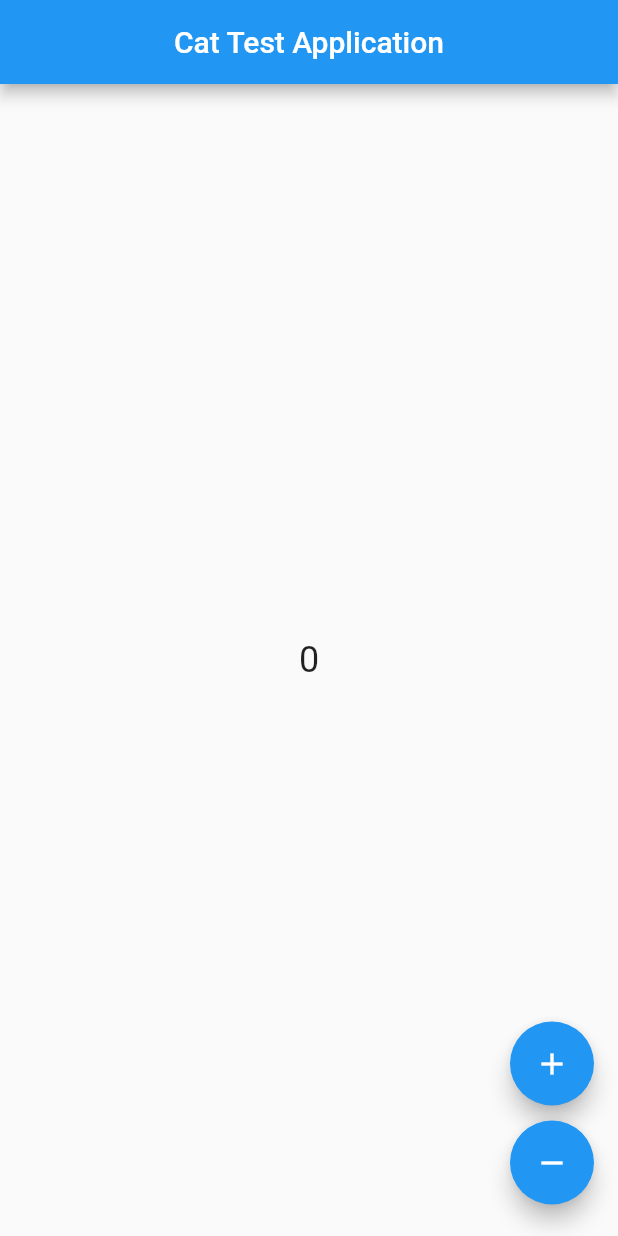
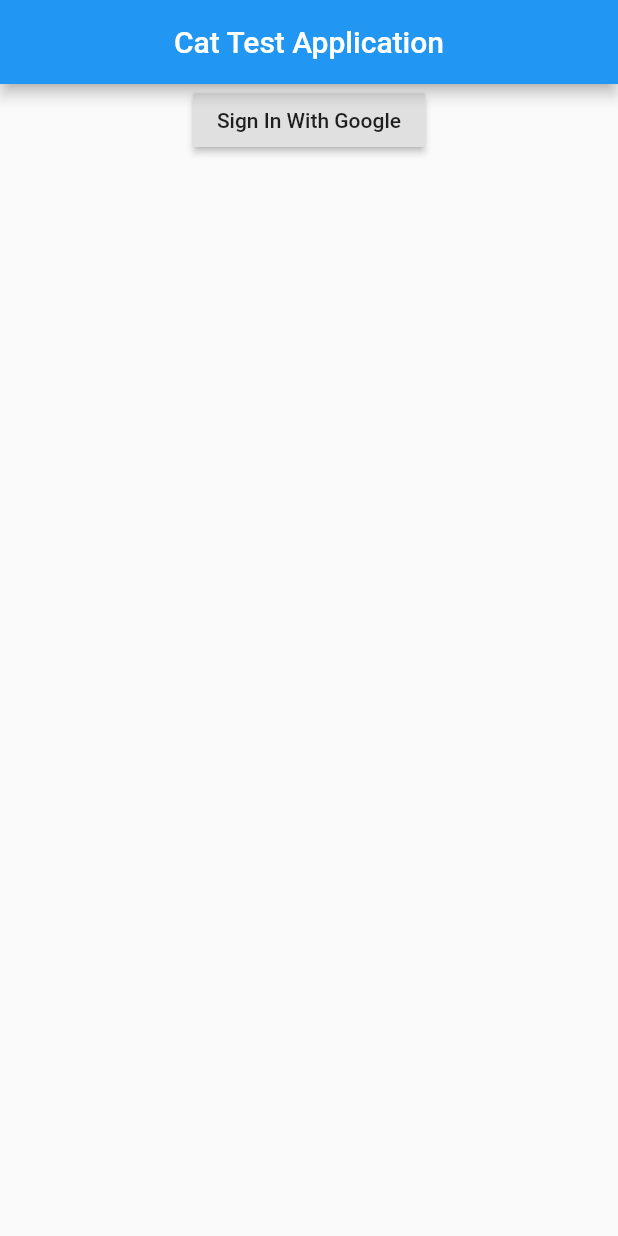
Before and after one commit to qwerty125zxc/flutter-test-app, a Flutter app: the screen it shows after launch, on a phone screen of 412 x 824 dp. Run offline on Flutter 3.47's test engine with Material 2 defaults, Android fonts, the phone set to English and light mode, and no system bars; our stand-ins replace bloc, flutter_bloc, google_sign_in.

Commit message:
add login with google (android & ios)

```diff
--- a/lib/src/app.dart
+++ b/lib/src/app.dart
@@ -1,7 +1,7 @@
 import 'package:flutter/material.dart';
 import 'package:flutter_bloc/flutter_bloc.dart';
 
-import 'blocs/counter_bloc.dart';
+import 'blocs/auth/auth_bloc.dart';
 import 'ui/index.dart';
 
 class Application extends StatelessWidget {
@@ -9,7 +9,7 @@ class Application extends StatelessWidget {
   Widget build(BuildContext context) {
     return MultiBlocProvider(
       providers: [
-        BlocProvider<CounterBloc>(builder: (BuildContext context) => CounterBloc()),
+        BlocProvider<AuthBloc>(builder: (BuildContext context) => AuthBloc()),
       ],
       child: MaterialApp(
         title: 'Cat Test Application',
--- /dev/null
+++ b/lib/src/blocs/auth/auth_bloc.dart
@@ -0,0 +1,28 @@
+import 'dart:async';
+
+import 'package:bloc/bloc.dart';
+import 'package:cat_test_application/src/user_repository.dart';
+
+enum AuthEvent { appStart, loadFacebook, loadGoogle}
+enum AuthState { uninitialized, loading, loggedInFacebook, loggedInGoogle }
+
+class AuthBloc extends Bloc<AuthEvent, AuthState> {
+
+  @override
+  AuthState get initialState => AuthState.uninitialized;
+
+  @override
+  Stream<AuthState> mapEventToState(AuthEvent event) async* {
+    switch (event) {
+      case AuthEvent.loadGoogle:
+        yield AuthState.loading;
+        await userRepository.signInwithGoogle();
+        yield AuthState.loggedInGoogle;
+        break;
+      case AuthEvent.loadFacebook:
+        break;
+      case AuthEvent.appStart:
+        break;
+    }
+  }
+}
--- /dev/null
+++ b/lib/src/blocs/auth/auth_event.dart
@@ -0,0 +1,7 @@
+import 'package:google_sign_in/google_sign_in.dart';
+
+abstract class AuthState {}
+
+class Uninitialized implements AuthState {}
+
+class LoadingGoogle implements AuthState {}
--- a/lib/src/blocs/counter_bloc.dart
+++ /dev/null
@@ -1,22 +0,0 @@
-import 'dart:async';
-
-import 'package:bloc/bloc.dart';
-
-enum CounterEvent { increment, decrement }
-
-class CounterBloc extends Bloc<CounterEvent, int> {
-  @override
-  int get initialState => 0;
-
-  @override
-  Stream<int> mapEventToState(CounterEvent event) async* {
-    switch (event) {
-      case CounterEvent.decrement:
-        yield currentState - 1;
-        break;
-      case CounterEvent.increment:
-        yield currentState + 1;
-        break;
-    }
-  }
-}
--- a/lib/src/ui/index.dart
+++ b/lib/src/ui/index.dart
@@ -1,49 +1,38 @@
+import 'package:cat_test_application/src/user_repository.dart';
 import 'package:flutter/material.dart';
 import 'package:flutter_bloc/flutter_bloc.dart';
 
-import 'package:cat_test_application/src/blocs/counter_bloc.dart';
+import 'package:cat_test_application/src/blocs/auth/auth_bloc.dart';
 
 class Index extends StatelessWidget {
   @override
   Widget build(BuildContext context) {
-    final CounterBloc counterBloc = BlocProvider.of<CounterBloc>(context);
-
     return Scaffold(
       appBar: AppBar(centerTitle: true, title: Text('Cat Test Application')),
-      body: BlocBuilder<CounterBloc, int>(
-        builder: (context, count) {
-          return Center(
-            child: Text(
-              '$count',
-              style: TextStyle(fontSize: 24.0),
-            ),
+      body: _buildBody(context)
+    );
+  }
+
+  Widget _buildBody(context) {
+    final AuthBloc authBloc = BlocProvider.of<AuthBloc>(context);
+    return Center(
+      child: BlocBuilder<AuthBloc, AuthState>(
+        builder: (context, state) {
+          return Column(
+            children: <Widget>[
+              if (state == AuthState.uninitialized)
+              RaisedButton(
+                child: Text('Sign In With Google'),
+                onPressed: () => authBloc.dispatch(AuthEvent.loadGoogle),
+              ),
+              if (state == AuthState.loading)
+              CircularProgressIndicator(),
+              if (state == AuthState.loggedInGoogle)
+              Text('Logged in Google: ${userRepository.userAccount.email}'),
+            ],
           );
         },
-    ),
-    floatingActionButton: Column(
-        crossAxisAlignment: CrossAxisAlignment.end,
-        mainAxisAlignment: MainAxisAlignment.end,
-        children: <Widget>[
-          Padding(
-            padding: EdgeInsets.symmetric(vertical: 5.0),
-            child: FloatingActionButton(
-              child: Icon(Icons.add),
-              onPressed: () {
-                counterBloc.dispatch(CounterEvent.increment);
-              },
-            ),
-          ),
-          Padding(
-            padding: EdgeInsets.symmetric(vertical: 5.0),
-            child: FloatingActionButton(
-              child: Icon(Icons.remove),
-              onPressed: () {
-                counterBloc.dispatch(CounterEvent.decrement);
-              },
-            ),
-          ),
-        ],
-      ),
+      )
     );
   }
 }
--- a/pubspec.yaml
+++ b/pubspec.yaml
@@ -4,17 +4,19 @@ description: Flutter Cat Test Application
 version: 1.0.0+1
 
 environment:
-  sdk: ">=2.1.0 <3.0.0"
+  sdk: ">=2.2.2 <3.0.0"
 
 dependencies:
   flutter:
     sdk: flutter
   bloc: ^0.15.0
-  meta: ^1.1.6
   rxdart: ^0.22.2
   provider: ^3.1.0
   flutter_bloc: ^0.21.0
+  firebase_auth: ^0.14.0+5
   google_sign_in: ^4.0.7
+  meta: ^1.1.7
+  cloud_firestore: ^0.12.9+4
 
 dev_dependencies:
   flutter_native_splash: ^0.1.7+2
```
Also changed, not shown: lib/src/user_repository.dart (added, +12 -0 lines), pubspec.lock, 7 other files.
